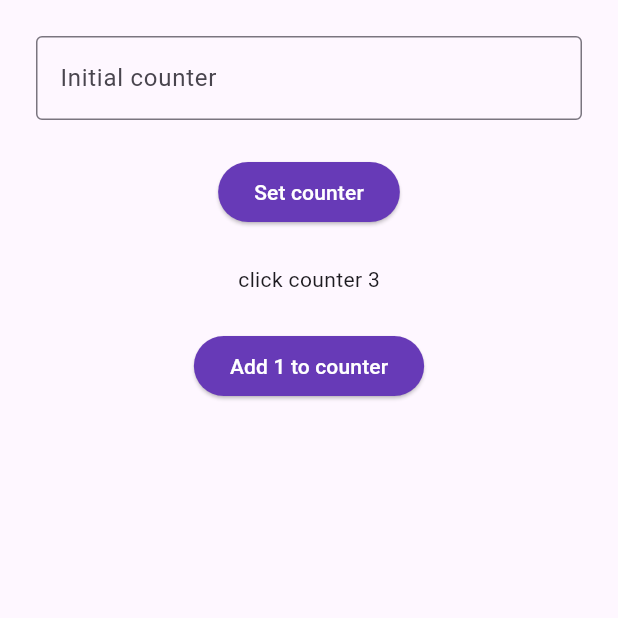
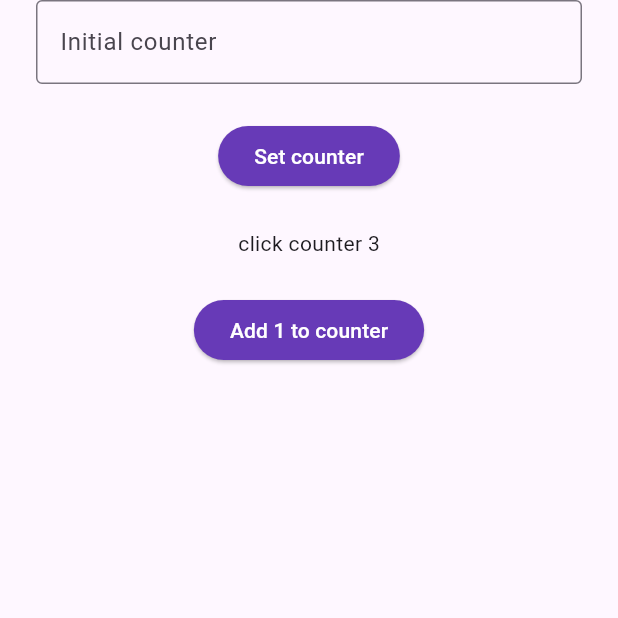
Before and after one commit to Spaccesi/counter, a Flutter app: the screen it shows after launch, on a phone screen of 412 x 824 dp, the top half of it. Run offline on Flutter 3.47's test engine with Material 3 defaults, Android fonts, the phone set to English and light mode, and no system bars.

Commit message:
Counter page cleaned up from unecesary widgets

```diff
--- /dev/null
+++ b/lib/app/theme/theme_constants.dart
@@ -0,0 +1,2 @@
+const double defaultGap = 24;
+const double defaultPadding = 24;
--- a/lib/modules/counter.dart
+++ b/lib/modules/counter.dart
@@ -1,4 +1,5 @@
 import 'package:flutter/material.dart';
+import 'package:pt1/app/theme/theme_constants.dart';
 
 class CounterPage extends StatefulWidget {
   const CounterPage({super.key});
@@ -13,38 +14,25 @@ class _CounterPageState extends State<CounterPage> {
     const String counter = '3';
     return Scaffold(
       body: SafeArea(
+        child: Padding(
+          padding: const EdgeInsets.symmetric(horizontal: defaultPadding),
           child: Column(
             children: [
-            const Padding(
-              padding: EdgeInsets.all(24.0),
-              child: TextField(
+              const TextField(
                 decoration: InputDecoration(
                   labelText: 'Initial counter',
                 ),
               ),
-            ),
+              const SizedBox(height: defaultGap),
               ElevatedButton(
                 onPressed: () {
                   // TODO Add your onPressed code here!
                 },
                 child: const Text('Set counter'),
               ),
-            const SizedBox(height: 24),
-            Column(
-              children: [
-                Container(
-                  child: const Row(
-                    mainAxisAlignment: MainAxisAlignment.center,
-                    children: [
-                      Text('click counter '),
-                      Text(counter),
-                    ],
-                  ),
-                ),
-                const SizedBox(height: 24),
-                Row(
-                  mainAxisAlignment: MainAxisAlignment.center,
-                  children: [
+              const SizedBox(height: defaultGap),
+              const Text('click counter $counter'),
+              const SizedBox(height: defaultGap),
               ElevatedButton(
                 onPressed: () {
                   // TODO Add your onPressed code here!
@@ -53,9 +41,6 @@ class _CounterPageState extends State<CounterPage> {
               ),
             ],
           ),
-              ],
-            ),
-          ],
         ),
       ),
     );
```
Lines whose indentation alone changed are shown as unchanged.
